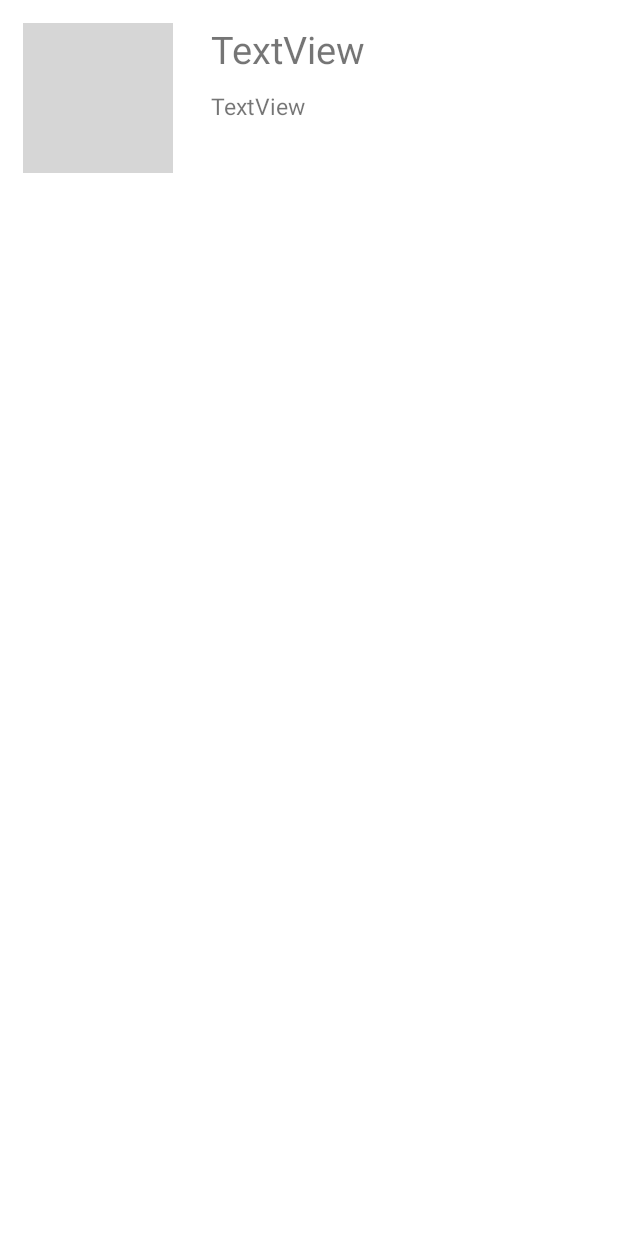
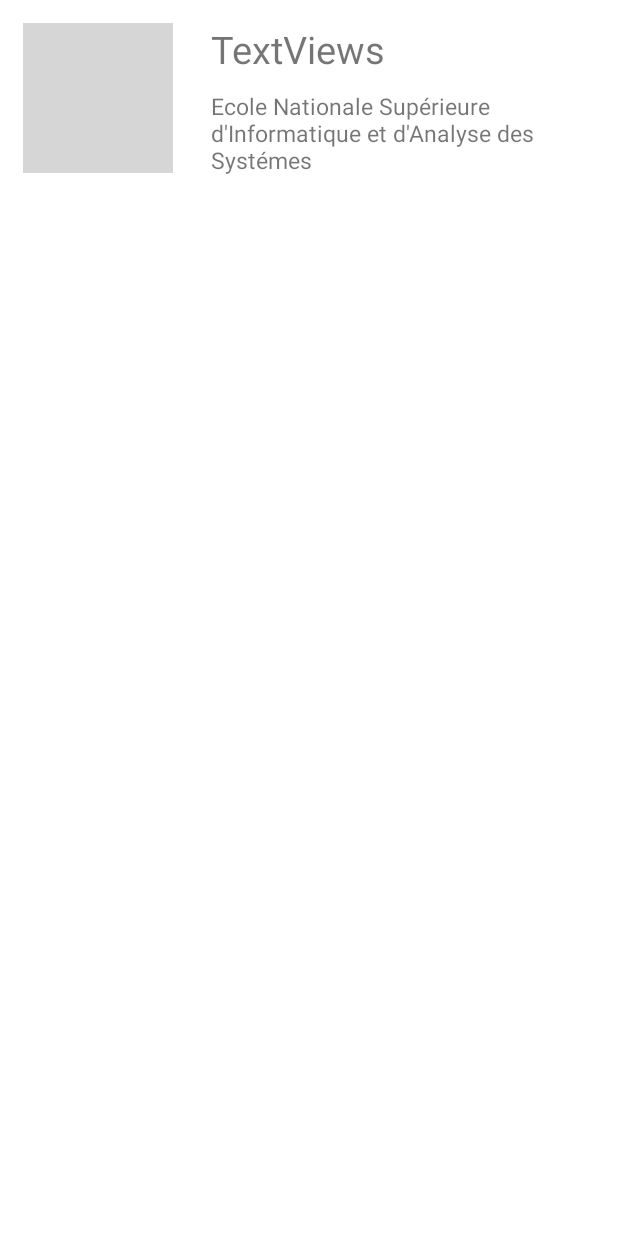
Before and after one commit to Amine-CHICHI/Android-TP-ENSIAS, an Android app: the layout item.xml on its own in the app's theme, with its tools: preview values and no code run, on a phone screen of 412 x 824 dp. Run offline under Robolectric (Android 15) with nearby library versions, the phone set to English and light mode, and no system bars; grey boxes are pictures that could not be loaded.

Commit message:
TP2 final version

```diff
--- a/TP2/app/src/main/AndroidManifest.xml
+++ b/TP2/app/src/main/AndroidManifest.xml
@@ -10,15 +10,15 @@
         android:supportsRtl="true"
         android:theme="@style/Theme.TP2">
         <activity android:name=".Mylist">
+
+        </activity>
+        <activity android:name=".MainActivity">
             <intent-filter>
                 <action android:name="android.intent.action.MAIN" />
 
                 <category android:name="android.intent.category.LAUNCHER" />
             </intent-filter>
         </activity>
-        <activity android:name=".MainActivity">
-
-        </activity>
     </application>
 
 </manifest>
--- a/TP2/app/src/main/java/com/example/tp2/MainActivity.java
+++ b/TP2/app/src/main/java/com/example/tp2/MainActivity.java
@@ -4,6 +4,7 @@
 
 import android.app.AlertDialog;
 import android.content.DialogInterface;
+import android.content.Intent;
 import android.os.Bundle;
 import android.util.Log;
 import android.view.View;
@@ -55,7 +56,10 @@
                 Popup("Ok You want to create new account");
                 break;
             case R.id.button_Connect:
-                Popup("Ok You want to Connect");
+                Intent intent = new Intent(this, Mylist.class);
+                String message = "Mylist choosed";
+                intent.putExtra("msg", message);
+                startActivity(intent);
                 break;
         }
     }
--- a/TP2/app/src/main/java/com/example/tp2/Mylist.java
+++ b/TP2/app/src/main/java/com/example/tp2/Mylist.java
@@ -6,6 +6,7 @@
 import androidx.recyclerview.widget.RecyclerView;
 
 import android.content.ClipData;
+import android.content.Intent;
 import android.os.Bundle;
 import android.util.Log;
 import android.view.Menu;
@@ -27,6 +28,8 @@
         setContentView(R.layout.activity_mylist);
         Log.d(TAG, "Mylist onCreate: called");
         initRecylerView();
+        Intent intent = getIntent();
+        Toast.makeText(this, intent.getStringExtra("msg"), Toast.LENGTH_LONG).show();
     }
 
     @Override
--- a/TP2/app/src/main/res/layout/item.xml
+++ b/TP2/app/src/main/res/layout/item.xml
@@ -1,5 +1,5 @@
 <?xml version="1.0" encoding="utf-8"?>
-<androidx.constraintlayout.widget.ConstraintLayout
+<RelativeLayout
     xmlns:android="http://schemas.android.com/apk/res/android"
     xmlns:app="http://schemas.android.com/apk/res-auto"
     xmlns:tools="http://schemas.android.com/tools"
@@ -17,9 +17,9 @@
         android:id="@+id/label"
         android:layout_width="wrap_content"
         android:layout_height="wrap_content"
-        android:text="TextView"
-        app:layout_constraintLeft_toRightOf="@id/img"
-        app:layout_constraintTop_toTopOf="@id/img"
+        android:text="TextViews"
+        android:layout_toRightOf="@+id/img"
+        android:layout_alignTop="@+id/img"
         android:layout_marginLeft="25sp"
         android:textSize="25sp"/>
 
@@ -27,10 +27,11 @@
         android:id="@+id/name"
         android:layout_width="wrap_content"
         android:layout_height="wrap_content"
-        android:text="TextView"
-        app:layout_constraintLeft_toLeftOf="@id/label"
+        android:text="Ecole Nationale Supérieure d'Informatique et d'Analyse des Systémes"
+        android:layout_alignLeft="@+id/label"
         app:layout_constraintTop_toBottomOf="@id/label"
+        android:layout_below="@+id/label"
         android:layout_marginTop="10sp"
         android:textSize="15sp"
-        android:scrollHorizontally="false"/>
-</androidx.constraintlayout.widget.ConstraintLayout>
+        />
+</RelativeLayout>
--- a/TP2/app/src/main/res/menu/menu.xml
+++ b/TP2/app/src/main/res/menu/menu.xml
@@ -2,6 +2,10 @@
 <menu xmlns:android="http://schemas.android.com/apk/res/android"
     xmlns:app="http://schemas.android.com/apk/res-auto">
 
+    <item
+        android:id="@+id/item0"
+        android:title="@string/menu_a_choix"
+        android:enabled="false"/>
     <item
         android:id="@+id/item1"
         android:title="@string/about" />
--- a/TP2/app/src/main/res/values/strings.xml
+++ b/TP2/app/src/main/res/values/strings.xml
@@ -10,4 +10,5 @@
     <string name="about">à propos</string>
     <string name="add_etab">Ajouter un établissement</string>
     <string name="del_etab">Supprimer un établissement</string>
+    <string name="menu_a_choix">Menu a choix</string>
 </resources>
```
